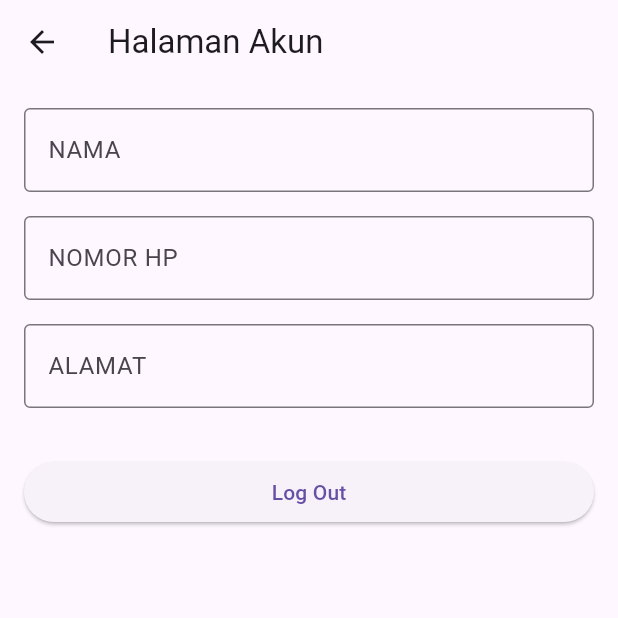
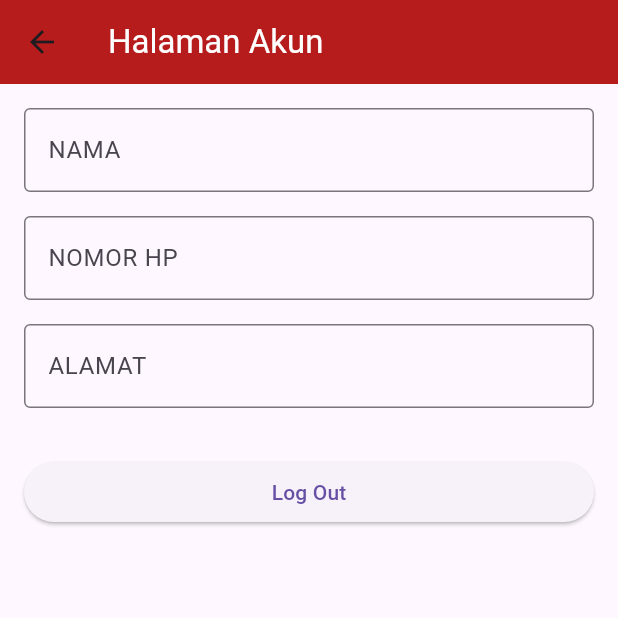
Before and after one commit to yogz7/parkirku2, a Flutter app: the akun screen opened directly, on a phone screen of 412 x 824 dp, the top half of it. Run offline on Flutter 3.47's test engine with Material 3 defaults, Android fonts, the phone set to English and light mode, and no system bars; our stand-ins replace shared_preferences; accounts and stored records are empty.

Commit message:
Update akun.dart

```diff
--- a/lib/akun.dart
+++ b/lib/akun.dart
@@ -7,7 +7,7 @@ class akun extends StatefulWidget {
   _akunState createState() => _akunState();
 }
 
-class _akunState extends State<akun>{
+class _akunState extends State<akun> {
   final TextEditingController nameController = TextEditingController();
   final TextEditingController phoneController = TextEditingController();
   final TextEditingController addressController = TextEditingController();
@@ -16,7 +16,8 @@ class _akunState extends State<akun>{
   Widget build(BuildContext context) {
     return Scaffold(
       appBar: AppBar(
-        title: Text('Halaman Akun'),
+        title: Text('Halaman Akun', style: TextStyle(color: Colors.white)),
+        backgroundColor: Colors.red.shade900,
       ),
       body: Padding(
         padding: const EdgeInsets.all(16.0),
```
